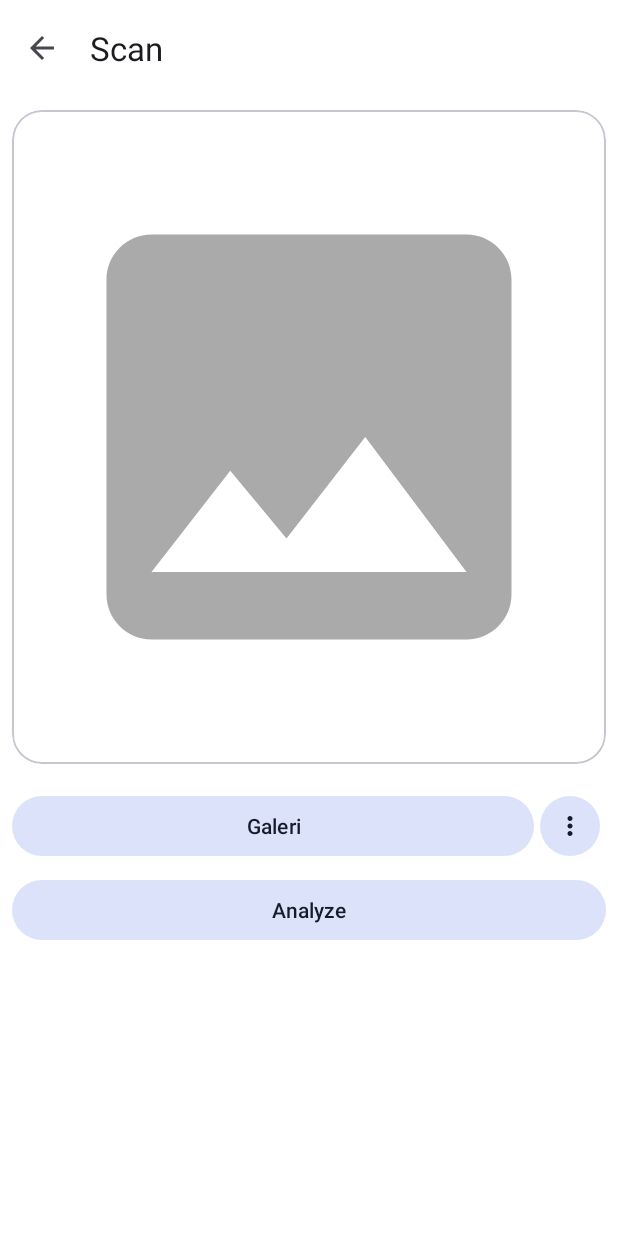
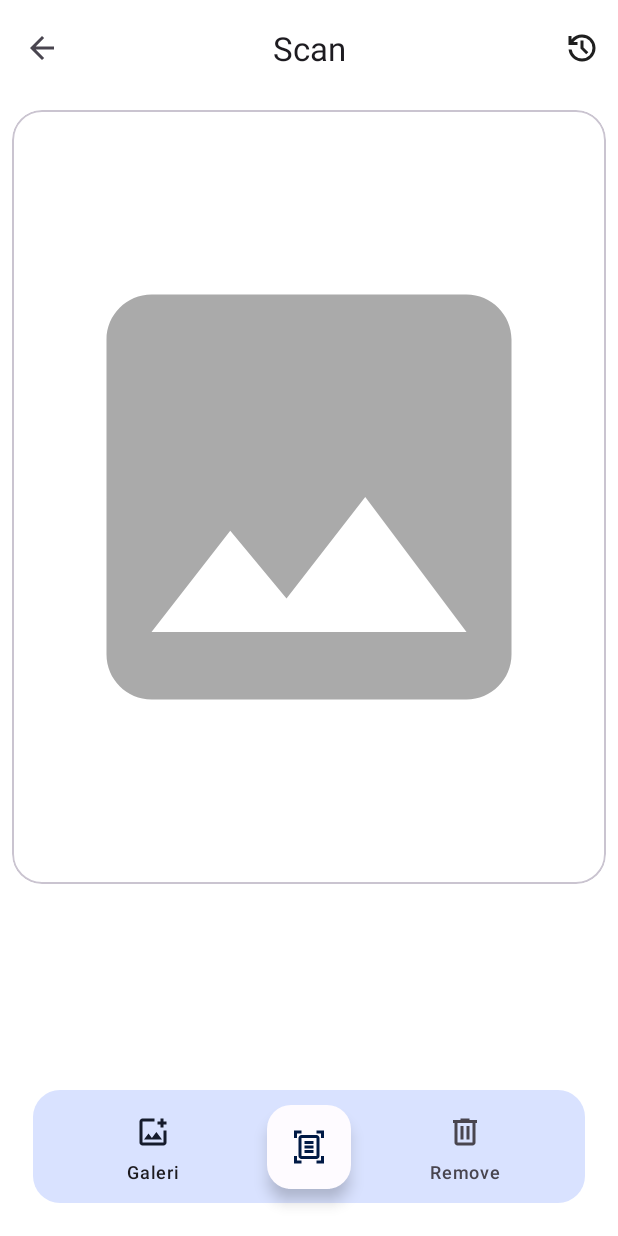
Before and after one commit to aldnazr/android-tensorflow, an Android app: the layout activity_scan.xml on its own in the app's theme, with its tools: preview values and no code run, on a phone screen of 412 x 824 dp. Run offline under Robolectric (Android 15) with nearby library versions, the phone set to English and light mode, and no system bars; network calls fail.

Commit message:
Refactor: Update ScanActivity UI with BottomNavigationView and FAB
This commit introduces a significant UI overhaul for the ScanActivity:

- Replaced the previous button layout (Gallery, PopupMenu, Analyze) with a BottomNavigationView and a FloatingActionButton (FAB).
- The BottomNavigationView now houses "Gallery" and "Remove" image actions.
- The "Analyze" functionality is now triggered by the FAB.
- The "History" action has been moved to the Toolbar menu.
- Added new icons for gallery, delete, history, read more, and search.
- Implemented `EdgeSafeBottomNavigationView` to handle system insets correctly.
- Updated the layout of `item_news.xml`, `activity_news_detail.xml`, and `item_history.xml` for improved visual consistency and information presentation.
- Removed the unused `popupmenu_scan.xml`.
- Updated dependency versions for core, appcompat, material, and constraintlayout.
- Updated string resource for `empty_image_warning`.

```diff
--- a/app/build.gradle.kts
+++ b/app/build.gradle.kts
@@ -46,9 +46,9 @@ android {
 dependencies {
 
     implementation("androidx.core:core-ktx:1.13.0-beta01")
-    implementation("androidx.appcompat:appcompat:1.7.0-alpha03")
-    implementation("com.google.android.material:material:1.12.0-beta01")
-    implementation("androidx.constraintlayout:constraintlayout:2.2.0-alpha13")
+    implementation("androidx.appcompat:appcompat:1.7.1")
+    implementation("com.google.android.material:material:1.12.0")
+    implementation("androidx.constraintlayout:constraintlayout:2.2.1")
     implementation("androidx.activity:activity-ktx:1.9.0-beta01")
     implementation("org.tensorflow:tensorflow-lite-support:0.4.4")
     implementation("org.tensorflow:tensorflow-lite-metadata:0.4.4")
--- a/app/src/main/java/com/dicoding/asclepius/adapter/HistoryAdapter.kt
+++ b/app/src/main/java/com/dicoding/asclepius/adapter/HistoryAdapter.kt
@@ -50,7 +50,7 @@ class HistoryAdapter : RecyclerView.Adapter<HistoryAdapter.ViewHolder>() {
                 deleteButton.setOnClickListener {
                     deleteFavorite(scanHistory.id)
                 }
-                materialCard.setOnClickListener {
+                binding.root.setOnClickListener {
                     val intent = Intent(itemView.context, ResultActivity::class.java).apply {
                         putExtra(ResultActivity.EXTRA_IMAGE_URI, scanHistory.image)
                         putExtra(ResultActivity.EXTRA_RESULT, scanHistory.result)
--- /dev/null
+++ b/app/src/main/java/com/dicoding/asclepius/custom/EdgeSafeBottomNavigationView.kt
@@ -0,0 +1,37 @@
+package com.dicoding.asclepius.custom
+
+import android.content.Context
+import android.util.AttributeSet
+import androidx.core.view.ViewCompat
+import androidx.core.view.WindowInsetsCompat
+import com.google.android.material.bottomnavigation.BottomNavigationView
+
+class EdgeSafeBottomNavigationView @JvmOverloads constructor(
+    context: Context,
+    attrs: AttributeSet? = null,
+    defStyleAttr: Int = com.google.android.material.R.attr.bottomNavigationStyle
+) : BottomNavigationView(context, attrs, defStyleAttr) {
+
+    // Variabel kontrol: ingin padding bawah atau tidak
+    var applyBottomInsetPadding: Boolean = false
+
+    init {
+        // Cegah padding sistem default
+        fitsSystemWindows = false
+
+        // Atur padding manual dari insets
+        ViewCompat.setOnApplyWindowInsetsListener(this) { view, insets ->
+            val bottomInset = insets.getInsets(WindowInsetsCompat.Type.systemBars()).bottom
+            val paddingBottom = if (applyBottomInsetPadding) bottomInset else 0
+
+            view.setPaddingRelative(
+                view.paddingStart,
+                view.paddingTop,
+                view.paddingEnd,
+                paddingBottom
+            )
+
+            insets
+        }
+    }
+}
--- a/app/src/main/java/com/dicoding/asclepius/ui/NewsDetail.kt
+++ b/app/src/main/java/com/dicoding/asclepius/ui/NewsDetail.kt
@@ -9,6 +9,7 @@ import androidx.core.view.ViewCompat
 import androidx.core.view.WindowInsetsCompat
 import com.bumptech.glide.Glide
 import com.dicoding.asclepius.databinding.ActivityNewsDetailBinding
+import androidx.core.net.toUri
 
 class NewsDetail : AppCompatActivity() {
 
@@ -31,12 +32,12 @@ class NewsDetail : AppCompatActivity() {
                 .into(imageView)
             titleTextView.text = intent.getStringExtra("title")
             descTextView.text = intent.getStringExtra("description")
-            buttonBack.setOnClickListener { finish() }
+            toolbar.setNavigationOnClickListener { finish() }
             buttonReadArticle.setOnClickListener {
                 startActivity(
                     Intent(
                         Intent.ACTION_VIEW,
-                        Uri.parse(intent.getStringExtra("url"))
+                        intent.getStringExtra("url")?.toUri()
                     )
                 )
             }
--- /dev/null
+++ b/app/src/main/res/drawable/custom_bottomnavigation_shape.xml
@@ -0,0 +1,5 @@
+<?xml version="1.0" encoding="utf-8"?>
+<shape xmlns:android="http://schemas.android.com/apk/res/android">
+    <corners android:radius="18dp" />
+    <solid android:color="?attr/colorPrimaryContainer"/>
+</shape>
--- /dev/null
+++ b/app/src/main/res/drawable/ic_add_photo.xml
@@ -0,0 +1,9 @@
+<vector xmlns:android="http://schemas.android.com/apk/res/android"
+    android:width="24dp"
+    android:height="24dp"
+    android:viewportWidth="960"
+    android:viewportHeight="960">
+  <path
+      android:pathData="M480,480ZM200,840q-33,0 -56.5,-23.5T120,760v-560q0,-33 23.5,-56.5T200,120h320v80L200,200v560h560v-320h80v320q0,33 -23.5,56.5T760,840L200,840ZM240,680h480L570,480 450,640l-90,-120 -120,160ZM680,360v-80h-80v-80h80v-80h80v80h80v80h-80v80h-80Z"
+      android:fillColor="#1f1f1f"/>
+</vector>
--- /dev/null
+++ b/app/src/main/res/drawable/ic_history.xml
@@ -0,0 +1,9 @@
+<vector xmlns:android="http://schemas.android.com/apk/res/android"
+    android:width="24dp"
+    android:height="24dp"
+    android:viewportWidth="960"
+    android:viewportHeight="960">
+  <path
+      android:pathData="M480,840q-138,0 -240.5,-91.5T122,520h82q14,104 92.5,172T480,760q117,0 198.5,-81.5T760,480q0,-117 -81.5,-198.5T480,200q-69,0 -129,32t-101,88h110v80L120,400v-240h80v94q51,-64 124.5,-99T480,120q75,0 140.5,28.5t114,77q48.5,48.5 77,114T840,480q0,75 -28.5,140.5t-77,114q-48.5,48.5 -114,77T480,840ZM592,648L440,496v-216h80v184l128,128 -56,56Z"
+      android:fillColor="#1f1f1f"/>
+</vector>
--- a/app/src/main/res/layout/activity_scan.xml
+++ b/app/src/main/res/layout/activity_scan.xml
@@ -1,15 +1,12 @@
 <?xml version="1.0" encoding="utf-8"?>
-<ScrollView xmlns:android="http://schemas.android.com/apk/res/android"
+<androidx.constraintlayout.widget.ConstraintLayout xmlns:android="http://schemas.android.com/apk/res/android"
     xmlns:app="http://schemas.android.com/apk/res-auto"
     xmlns:tools="http://schemas.android.com/tools"
     android:layout_width="match_parent"
     android:layout_height="match_parent"
     android:background="?attr/colorSurfaceContainerLowest"
-    tools:context=".ui.MainActivity">
-
-    <androidx.constraintlayout.widget.ConstraintLayout
-        android:layout_width="match_parent"
-        android:layout_height="wrap_content">
+    android:orientation="vertical"
+    tools:context=".ui.ScanActivity">
 
     <com.google.android.material.appbar.AppBarLayout
         android:id="@+id/appBar"
@@ -26,8 +23,10 @@
             android:id="@+id/toolBar"
             android:layout_width="match_parent"
             android:layout_height="?attr/actionBarSize"
+            app:menu="@menu/toolbar_scan_menu"
             app:navigationIcon="@drawable/ic_arrow_back"
-                app:title="Scan" />
+            app:title="Scan"
+            app:titleCentered="true" />
     </com.google.android.material.appbar.AppBarLayout>
 
     <com.google.android.material.card.MaterialCardView
@@ -39,13 +38,14 @@
         app:cardPreventCornerOverlap="true"
         app:cardUseCompatPadding="true"
         app:layout_constraintEnd_toEndOf="parent"
+        app:layout_constraintHorizontal_bias="0.0"
         app:layout_constraintStart_toStartOf="parent"
         app:layout_constraintTop_toBottomOf="@id/appBar">
 
         <ImageView
             android:id="@+id/previewImageView"
             android:layout_width="match_parent"
-                android:layout_height="400dp"
+            android:layout_height="480dp"
             android:layout_margin="18dp"
             android:scaleType="fitCenter"
             android:src="@drawable/ic_place_holder"
@@ -55,41 +55,32 @@
             app:layout_constraintTop_toBottomOf="@id/appBar" />
     </com.google.android.material.card.MaterialCardView>
 
-        <com.google.android.material.button.MaterialButton
-            android:id="@+id/galleryButton"
-            style="@style/Widget.Material3.Button.TonalButton"
-            android:layout_width="0dp"
-            android:layout_height="wrap_content"
-            android:layout_marginVertical="8dp"
-            android:layout_marginStart="8dp"
-            android:text="@string/gallery"
-            app:layout_constraintBottom_toTopOf="@+id/analyzeButton"
-            app:layout_constraintEnd_toStartOf="@+id/popupMenu"
-            app:layout_constraintStart_toStartOf="parent"
-            app:layout_constraintTop_toBottomOf="@id/cardView" />
+    <com.dicoding.asclepius.custom.EdgeSafeBottomNavigationView
+        android:id="@+id/botNav"
+        android:layout_width="match_parent"
+        android:layout_height="75dp"
+        android:layout_margin="22dp"
+        android:background="@drawable/custom_bottomnavigation_shape"
+        android:fitsSystemWindows="true"
+        android:paddingHorizontal="28dp"
+        app:elevation="0dp"
+        app:itemActiveIndicatorStyle="@style/Widget.Material3.BottomNavigationView"
+        app:itemPaddingBottom="16dp"
+        app:itemPaddingTop="16dp"
+        app:itemTextAppearanceActiveBoldEnabled="false"
+        app:layout_constraintBottom_toBottomOf="parent"
+        app:menu="@menu/bottomnav_menu" />
 
-        <com.google.android.material.button.MaterialButton
-            android:id="@+id/popupMenu"
-            style="@style/Widget.Material3.Button.IconButton.Filled.Tonal"
+    <com.google.android.material.floatingactionbutton.FloatingActionButton
+        android:id="@+id/fab"
         android:layout_width="wrap_content"
         android:layout_height="wrap_content"
-            android:layout_marginEnd="8dp"
-            android:layout_marginBottom="8dp"
-            app:icon="@drawable/ic_more_vert"
-            app:layout_constraintBottom_toTopOf="@+id/analyzeButton"
+        android:elevation="0dp"
+        android:src="@drawable/ic_document_scanner"
+        app:backgroundTint="?attr/colorOnPrimary"
+        app:layout_anchor="@id/botNav"
+        app:layout_constraintBottom_toBottomOf="@id/botNav"
         app:layout_constraintEnd_toEndOf="parent"
-            app:layout_constraintTop_toTopOf="@+id/galleryButton" />
-
-        <com.google.android.material.button.MaterialButton
-            android:id="@+id/analyzeButton"
-            style="@style/Widget.Material3.Button.TonalButton"
-            android:layout_width="match_parent"
-            android:layout_height="wrap_content"
-            android:layout_marginHorizontal="8dp"
-            android:layout_marginBottom="8dp"
-            android:text="@string/analyze"
-            app:layout_constraintBottom_toBottomOf="parent"
-            app:layout_constraintEnd_toEndOf="parent"
-            app:layout_constraintStart_toStartOf="parent" />
+        app:layout_constraintStart_toStartOf="parent"
+        app:layout_constraintTop_toTopOf="@id/botNav" />
 </androidx.constraintlayout.widget.ConstraintLayout>
-</ScrollView>
--- a/app/src/main/res/layout/item_history.xml
+++ b/app/src/main/res/layout/item_history.xml
@@ -36,8 +36,11 @@
                 android:layout_width="wrap_content"
                 android:layout_height="wrap_content"
                 android:layout_marginStart="8dp"
+                android:ellipsize="end"
+                android:maxLines="1"
                 android:text="time"
-                android:textColor="?attr/colorControlNormal"
+                android:textColor="?attr/colorOnSurfaceVariant"
+                android:textSize="14sp"
                 app:layout_constraintBottom_toBottomOf="parent"
                 app:layout_constraintStart_toStartOf="parent"
                 app:layout_constraintTop_toBottomOf="@+id/shapeableImageView" />
--- /dev/null
+++ b/app/src/main/res/menu/bottomnav_menu.xml
@@ -0,0 +1,16 @@
+<?xml version="1.0" encoding="utf-8"?>
+<menu xmlns:android="http://schemas.android.com/apk/res/android">
+
+    <item
+        android:id="@+id/gallery"
+        android:icon="@drawable/ic_add_photo"
+        android:title="@string/gallery" />
+
+    <item
+        android:title=""/>
+
+    <item
+        android:id="@+id/delete"
+        android:icon="@drawable/ic_delete"
+        android:title="Remove" />
+</menu>
--- /dev/null
+++ b/app/src/main/res/menu/toolbar_scan_menu.xml
@@ -0,0 +1,10 @@
+<?xml version="1.0" encoding="utf-8"?>
+<menu xmlns:android="http://schemas.android.com/apk/res/android"
+    xmlns:app="http://schemas.android.com/apk/res-auto">
+
+    <item
+        android:id="@+id/riwayat"
+        android:title="Riwayat scan"
+        android:icon="@drawable/ic_history"
+        app:showAsAction="always"/>
+</menu>
--- a/app/src/main/res/values/strings.xml
+++ b/app/src/main/res/values/strings.xml
@@ -5,7 +5,7 @@
     <string name="gallery">Galeri</string>
     <string name="analyze">Analyze</string>
     <string name="result">Hasil Analisis</string>
-    <string name="empty_image_warning">Silakan masukkan berkas gambar terlebih dahulu.</string>
+    <string name="empty_image_warning">Silakan pilih gambar untuk di scan.</string>
     <string name="image_classifier_failed">Image classifier failed to initialize. See error logs for details</string>
     <string name="empty_scan_history">Tidak ada riwayat scan</string>
 </resources>
```
Also changed, not shown: app/src/main/java/com/dicoding/asclepius/adapter/NewsAdapter.kt (+6 -11 lines), app/src/main/java/com/dicoding/asclepius/ui/ScanActivity.kt (+29 -30 lines), app/src/main/res/drawable/ic_read_more.xml (added, +11 -0 lines), app/src/main/res/drawable/ic_search.xml (added, +9 -0 lines), app/src/main/res/layout/activity_news_detail.xml (+43 -45 lines), app/src/main/res/layout/item_news.xml (+32 -22 lines), app/src/main/res/menu/popupmenu_scan.xml (deleted, +0 -10 lines), 1 other file. Lines whose indentation alone changed are shown as unchanged.
